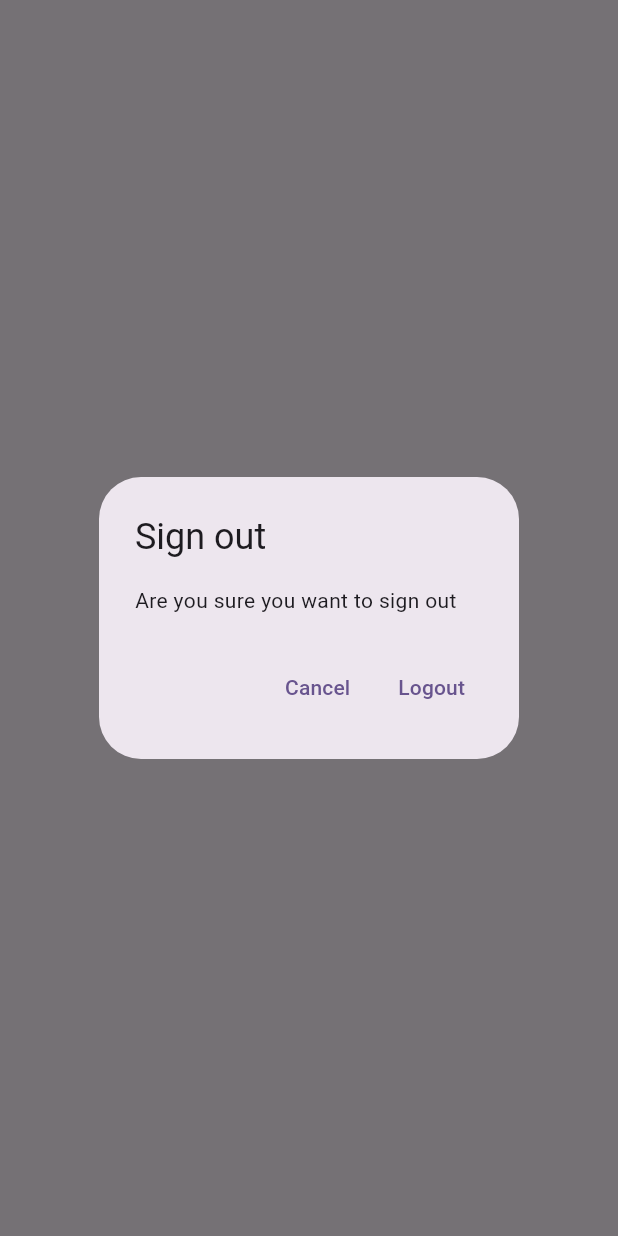
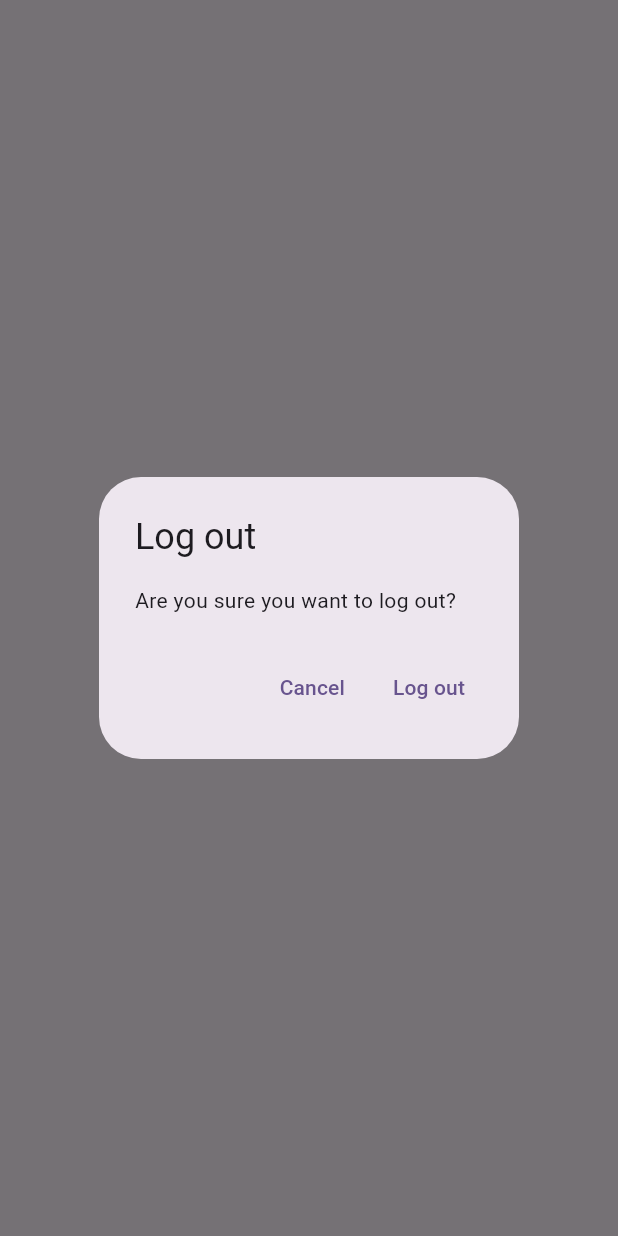
Before and after one commit to LenOfAl/NotesApp, a Flutter app: what showLogOutDialog() shows on an empty page, opened directly, on a phone screen of 412 x 824 dp. Run offline on Flutter 3.47's test engine with Material 2 defaults, Android fonts, the phone set to English and light mode, and no system bars; our stand-ins replace firebase_auth, firebase_core, google_sign_in, sqflite; accounts and stored records are empty; network calls fail.

Commit message:
delete note works

```diff
--- a/lib/services/crud/notes_service.dart
+++ b/lib/services/crud/notes_service.dart
@@ -121,7 +121,7 @@ class NotesService {
     if (dbUser != owner) {
       throw CouldNotFindUserException();
     }
-    const text = '';
+    const text = 'Why is this happening';
     //create the note
     final noteId = await db.insert(noteTable, {
       userIdColumn: owner.id,
--- /dev/null
+++ b/lib/utilities/dialogs/generic_dialog.dart
@@ -0,0 +1,34 @@
+import 'package:flutter/material.dart';
+
+typedef DialogOptionBuilder<T> = Map<String, T?> Function();
+
+Future<T?> showGenericDialog<T>({
+  required BuildContext context,
+  required String title,
+  required String content,
+  required DialogOptionBuilder optionsBuilder,
+}) {
+  final options = optionsBuilder();
+  return showDialog<T>(
+    context: context,
+    builder: (context) {
+      return AlertDialog(
+        title: Text(title),
+        content: Text(content),
+        actions: options.keys.map((optionTitle) {
+          final T value = options[optionTitle];
+          return TextButton(
+            onPressed: () {
+              if (value != null) {
+                Navigator.of(context).pop(value);
+              } else {
+                Navigator.of(context).pop();
+              }
+            },
+            child: Text(optionTitle),
+          );
+        }).toList(),
+      );
+    },
+  );
+}
--- /dev/null
+++ b/lib/utilities/dialogs/logout_dialog.dart
@@ -0,0 +1,16 @@
+import 'package:comingsoon/utilities/dialogs/generic_dialog.dart';
+import 'package:flutter/material.dart';
+
+Future<bool> showLogOutDialog(BuildContext context) {
+  return showGenericDialog(
+    context: context,
+    title: 'Log out',
+    content: 'Are you sure you want to log out?',
+    optionsBuilder: () => {
+      'Cancel': false,
+      'Log out': true,
+    },
+  ).then(
+    (value) => value ?? false,
+  );
+}
--- a/lib/views/login_view.dart
+++ b/lib/views/login_view.dart
@@ -1,7 +1,7 @@
 import 'package:comingsoon/constants/routes.dart';
 import 'package:comingsoon/services/auth/auth_exceptions.dart';
 import 'package:comingsoon/services/auth/auth_services.dart';
-import 'package:comingsoon/utilities/show_error_dialog.dart';
+import 'package:comingsoon/utilities/dialogs/error_dialog.dart';
 import 'package:flutter/material.dart';
 
 class LoginView extends StatefulWidget {
--- a/lib/views/notes/notes_view.dart
+++ b/lib/views/notes/notes_view.dart
@@ -1,9 +1,9 @@
-import 'dart:async';
-
 import 'package:comingsoon/constants/routes.dart';
-import 'package:comingsoon/enums_menu_actions.dart';
+import 'package:comingsoon/enums/enums_menu_actions.dart';
 import 'package:comingsoon/services/auth/auth_services.dart';
 import 'package:comingsoon/services/crud/notes_service.dart';
+import 'package:comingsoon/utilities/dialogs/logout_dialog.dart';
+import 'package:comingsoon/views/notes/notes_list_view.dart';
 import 'package:flutter/material.dart';
 
 class NotesView extends StatefulWidget {
@@ -84,19 +84,11 @@ class _NotesViewState extends State<NotesView> {
                     case ConnectionState.active:
                       if (snapshot.hasData) {
                         final allNotes = snapshot.data as List<DatabaseNote>;
-                        return ListView.builder(
-                          itemBuilder: (context, index) {
-                            final note = allNotes[index];
-                            return ListTile(
-                              title: Text(
-                                note.text,
-                                maxLines: 1,
-                                softWrap: true,
-                                overflow: TextOverflow.ellipsis,
-                              ),
-                            );
+                        return NotesListVew(
+                          notes: allNotes,
+                          onDeleteNote: (note) async {
+                            await _notesService.deleteNote(id: note.id);
                           },
-                          itemCount: allNotes.length,
                         );
                       }
                       return const Text("active");
@@ -113,29 +105,3 @@ class _NotesViewState extends State<NotesView> {
     );
   }
 }
-
-Future<bool> showLogOutDialog(BuildContext context) {
-  return showDialog<bool>(
-    context: context,
-    builder: (context) {
-      return AlertDialog(
-        title: const Text('Sign out'),
-        content: const Text('Are you sure you want to sign out'),
-        actions: [
-          TextButton(
-            onPressed: () {
-              Navigator.of(context).pop(false);
-            },
-            child: const Text('Cancel'),
-          ),
-          TextButton(
-            onPressed: () {
-              Navigator.of(context).pop(true);
-            },
-            child: const Text('Logout'),
-          )
-        ],
-      );
-    },
-  ).then((value) => value ?? false);
-}
--- a/lib/views/register_view.dart
+++ b/lib/views/register_view.dart
@@ -1,7 +1,7 @@
 import 'package:comingsoon/constants/routes.dart';
 import 'package:comingsoon/services/auth/auth_exceptions.dart';
 import 'package:comingsoon/services/auth/auth_services.dart';
-import 'package:comingsoon/utilities/show_error_dialog.dart';
+import 'package:comingsoon/utilities/dialogs/error_dialog.dart';
 import 'package:flutter/material.dart';
 
 class RegisterView extends StatefulWidget {
```
Also changed, not shown: lib/utilities/dialogs/delete_dialog.dart (added, +16 -0 lines), lib/utilities/dialogs/error_dialog.dart (added, +16 -0 lines), lib/utilities/show_error_dialog.dart (deleted, +0 -24 lines), lib/views/notes/notes_list_view.dart (added, +42 -0 lines), lib/enums/enums_menu_actions.dart (renamed from lib/enums_menu_actions.dart).
